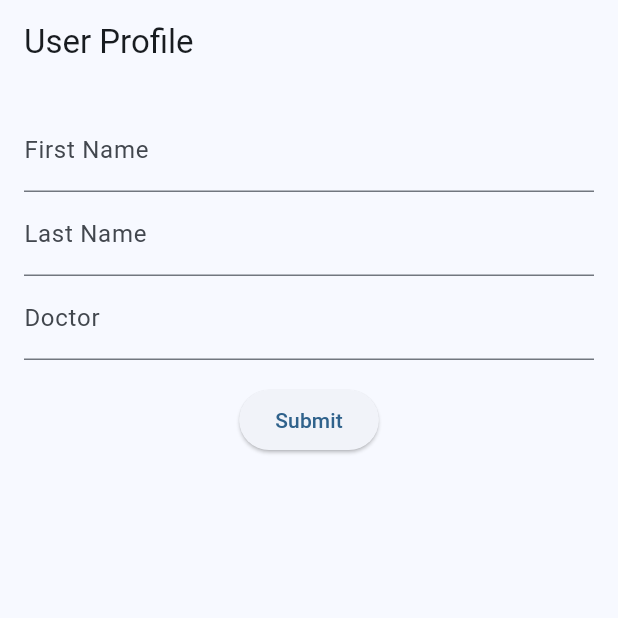
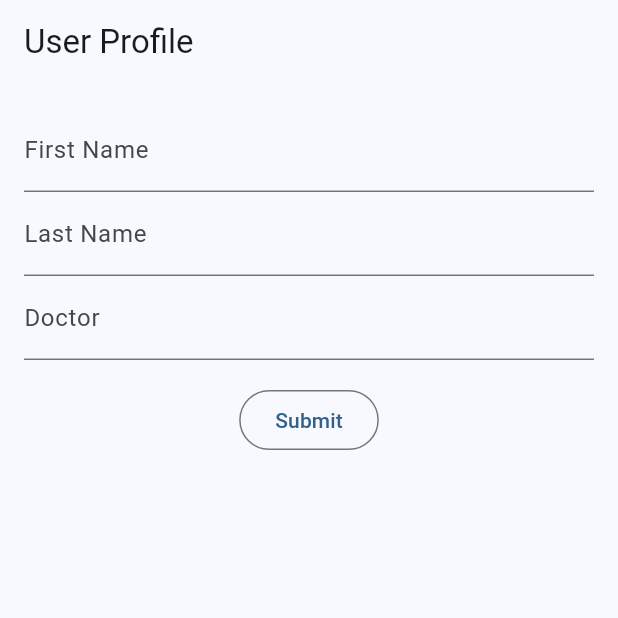
Before and after one commit to ksieg27/CSE550, a Flutter app: the UserProfileScreen screen opened by its route, after a tap on "Submit", on a phone screen of 412 x 824 dp, the top half of it. Run offline on Flutter 3.47's test engine with Material 3 defaults, Android fonts, the light colour scheme and no system bars; our stand-ins replace confetti, firebase_auth, firebase_core, flutter_local_notifications, flutter_native_timezone, go_router and 4 more; missing offline and left inert: firebase_ui_auth; accounts and stored records are empty.

Commit message:
Update user_profile_screen.dart

```diff
--- a/my_flutter_app/lib/screens/user_profile_screen.dart
+++ b/my_flutter_app/lib/screens/user_profile_screen.dart
@@ -13,15 +13,26 @@ class UserProfileScreen extends StatelessWidget {
             TextFormField(decoration: InputDecoration(labelText: 'Last Name')),
             TextFormField(decoration: InputDecoration(labelText: 'Doctor')),
             SizedBox(height: 16),
-            ElevatedButton(
-              onPressed: () {
-                print('Profile submitted!');
-              },
-              child: Text('Submit'),
-            ),
+            Button(),
           ],
         ),
       ),
     );
   }
 }
+
+class Button extends StatelessWidget {
+  const Button({
+    super.key,
+  });
+
+  @override
+  Widget build(BuildContext context) {
+    return OutlinedButton(
+      onPressed: () {
+        print('Profile submitted!');
+      },
+      child: Text('Submit'),
+    );
+  }
+}
```
